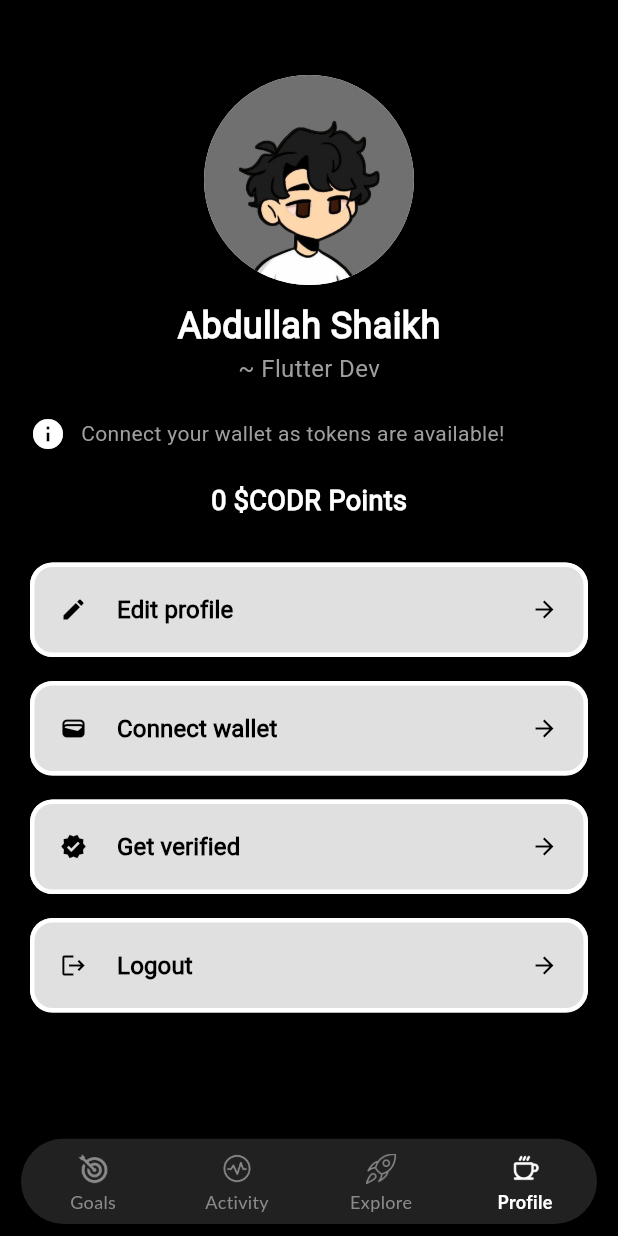
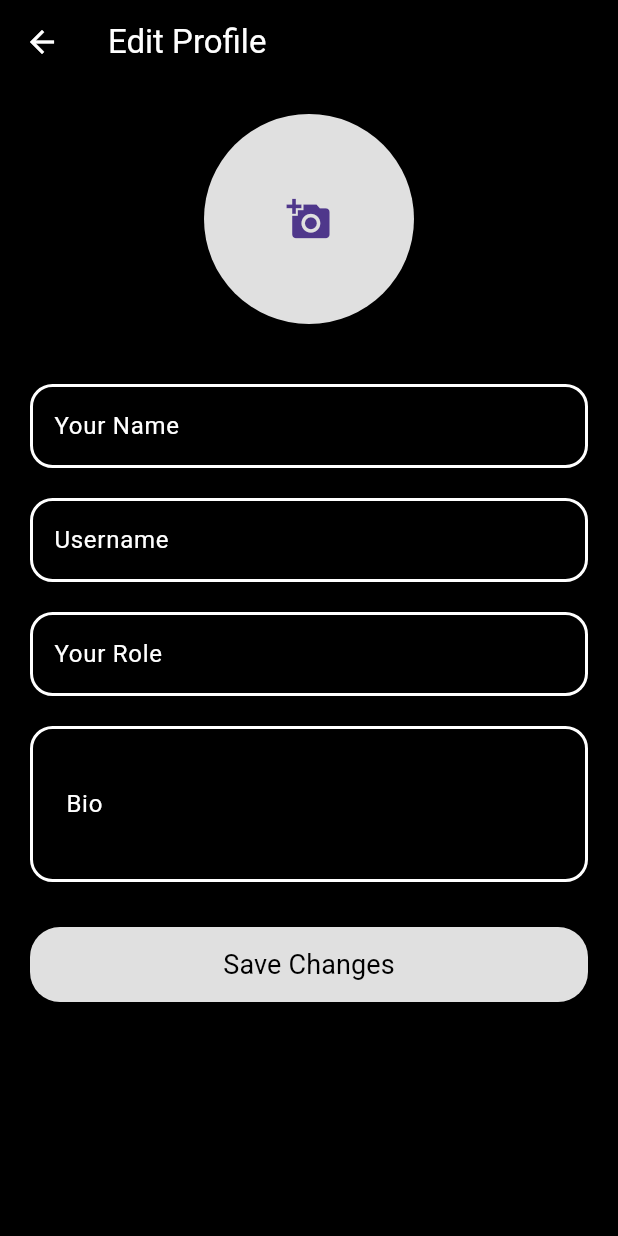
Before and after one commit to infoxrehman/PathForge, a Flutter app: the screen it shows after launch, item 4 of the bottom bar chosen, after a tap on "Edit profile", on a phone screen of 412 x 824 dp. Run offline on Flutter 3.47's test engine with Material 3 defaults, Android fonts, the phone set to English and light mode, and no system bars; our stand-ins replace image_picker, smooth_page_indicator; Roboto replaces fonts that are missing (Lato).

Commit message:
Fixed some folders

```diff
--- /dev/null
+++ b/lib/auth/login.dart
@@ -0,0 +1,29 @@
+import 'package:flutter/material.dart';
+
+class Login extends StatefulWidget {
+  const Login({super.key});
+
+  @override
+  State<Login> createState() => _LoginState();
+}
+
+class _LoginState extends State<Login> {
+  @override
+  Widget build(BuildContext context) {
+    return Scaffold(
+      backgroundColor: Colors.black,
+      appBar: AppBar(
+        backgroundColor: Colors.black,
+        foregroundColor: Colors.white,
+      ),
+      body: Center(
+        child: Text(
+          "Login Screen",
+          style: TextStyle(
+            color: Colors.white,
+          ),
+        ),
+      ),
+    );
+  }
+}
--- a/lib/screens/dash_board.dart
+++ b/lib/screens/dash_board.dart
@@ -51,10 +51,10 @@ class _DashboardState extends State<Dashboard> {
             items: [
               BottomNavigationBarItem(
                 icon: Padding(
-                  padding: const EdgeInsets.all(4.0), // Adjusted padding
+                  padding: const EdgeInsets.all(4.0),
                   child: Image.asset(
-                    "assets/images/goal_icon.png",
-                    width: 20, // Reduced icon size
+                    "assets/icons/goal_icon.png",
+                    width: 20,
                     height: 20,
                     color: _selectedIndex == 0
                         ? Colors.white
@@ -67,7 +67,7 @@ class _DashboardState extends State<Dashboard> {
                 icon: Padding(
                   padding: const EdgeInsets.all(4.0),
                   child: Image.asset(
-                    "assets/images/activity.png",
+                    "assets/icons/activity.png",
                     width: 20,
                     height: 20,
                     color: _selectedIndex == 1
@@ -81,7 +81,7 @@ class _DashboardState extends State<Dashboard> {
                 icon: Padding(
                   padding: const EdgeInsets.all(4.0),
                   child: Image.asset(
-                    "assets/images/performance_icon.png",
+                    "assets/icons/performance_icon.png",
                     width: 20,
                     height: 20,
                     color: _selectedIndex == 2
@@ -95,7 +95,7 @@ class _DashboardState extends State<Dashboard> {
                 icon: Padding(
                   padding: const EdgeInsets.all(4.0),
                   child: Image.asset(
-                    "assets/images/profile-1.png",
+                    "assets/icons/coffee-icon.png",
                     width: 20,
                     height: 20,
                     color: _selectedIndex == 3
--- a/lib/screens/explore_screen.dart
+++ b/lib/screens/explore_screen.dart
@@ -14,11 +14,16 @@ class _ExploreScreenState extends State<ExploreScreen> {
       backgroundColor: Colors.black,
       body: Column(
         children: [
-          Image.asset(
-            "assets/images/route.png",
-            fit: BoxFit.cover,
-            height: 300,
-            width: 400,
+          Container(
+            child: Card(
+              color: Colors.grey.shade300,
+              child: Image.asset(
+                "assets/images/productive.png",
+                fit: BoxFit.cover,
+                height: 300,
+                width: 400,
+              ),
+            ),
           ),
         ],
       ),
--- /dev/null
+++ b/lib/screens/profile_editing_screen.dart
@@ -0,0 +1,180 @@
+import 'dart:io';
+import 'package:flutter/material.dart';
+import 'package:image_picker/image_picker.dart';
+
+class ProfileEditingScreen extends StatefulWidget {
+  const ProfileEditingScreen({super.key});
+
+  @override
+  State<ProfileEditingScreen> createState() => _ProfileEditingScreenState();
+}
+
+class _ProfileEditingScreenState extends State<ProfileEditingScreen> {
+  File? _avatarImage;
+  final TextEditingController _usernameController = TextEditingController();
+  final TextEditingController _nameController = TextEditingController();
+  final TextEditingController _roleController = TextEditingController();
+  final TextEditingController _bioController = TextEditingController();
+
+  Future<void> pickImage() async {
+    final ImagePicker picker = ImagePicker();
+    final XFile? pickedFile =
+        await picker.pickImage(source: ImageSource.gallery);
+    if (pickedFile == null) {
+      print("No image selected");
+      return;
+    }
+    setState(() {
+      _avatarImage = File(pickedFile.path);
+    });
+  }
+
+  void saveProfile() {
+    final updatedProfile = {
+      'username': _usernameController.text.isNotEmpty
+          ? _usernameController.text
+          : 'Abdullah Shaikh',
+      'role': _roleController.text.isNotEmpty
+          ? _roleController.text
+          : '~ Flutter Dev',
+      'avatarUrl': _avatarImage != null
+          ? _avatarImage!.path
+          : "assets/images/download.jpeg",
+    };
+
+    // Pass the updated profile data back to the Profile screen
+    Navigator.pop(context, updatedProfile);
+  }
+
+  @override
+  void dispose() {
+    _usernameController.dispose();
+    _nameController.dispose();
+    _roleController.dispose();
+    _bioController.dispose();
+    super.dispose();
+  }
+
+  @override
+  Widget build(BuildContext context) {
+    return Scaffold(
+      backgroundColor: Colors.black,
+      appBar: AppBar(
+        title: const Text('Edit Profile'),
+        backgroundColor: Colors.black,
+        foregroundColor: Colors.white,
+      ),
+      body: SingleChildScrollView(
+        child: Padding(
+          padding: const EdgeInsets.all(20.0),
+          child: Column(
+            crossAxisAlignment: CrossAxisAlignment.center,
+            children: [
+              GestureDetector(
+                onTap: pickImage,
+                child: CircleAvatar(
+                  radius: 70,
+                  backgroundColor: Colors.grey[300],
+                  backgroundImage:
+                      _avatarImage != null ? FileImage(_avatarImage!) : null,
+                  child: _avatarImage == null
+                      ? const Icon(Icons.add_a_photo, size: 30)
+                      : null,
+                ),
+              ),
+              const SizedBox(height: 40),
+              TextField(
+                controller: _nameController,
+                style: const TextStyle(color: Colors.white),
+                decoration: InputDecoration(
+                  labelText: 'Your Name',
+                  labelStyle: const TextStyle(color: Colors.white),
+                  enabledBorder: OutlineInputBorder(
+                    borderSide: const BorderSide(color: Colors.white, width: 2),
+                    borderRadius: BorderRadius.circular(15),
+                  ),
+                  focusedBorder: OutlineInputBorder(
+                    borderSide: const BorderSide(color: Colors.white, width: 2),
+                    borderRadius: BorderRadius.circular(15),
+                  ),
+                ),
+              ),
+              const SizedBox(height: 20),
+              TextField(
+                controller: _usernameController,
+                style: const TextStyle(color: Colors.white),
+                decoration: InputDecoration(
+                  labelText: 'Username',
+                  labelStyle: const TextStyle(color: Colors.white),
+                  enabledBorder: OutlineInputBorder(
+                    borderSide: const BorderSide(color: Colors.white, width: 2),
+                    borderRadius: BorderRadius.circular(15),
+                  ),
+                  focusedBorder: OutlineInputBorder(
+                    borderSide: const BorderSide(color: Colors.white, width: 2),
+                    borderRadius: BorderRadius.circular(15),
+                  ),
+                ),
+              ),
+              const SizedBox(height: 20),
+              TextField(
+                controller: _roleController,
+                style: const TextStyle(color: Colors.white),
+                decoration: InputDecoration(
+                  labelText: 'Your Role',
+                  labelStyle: const TextStyle(color: Colors.white),
+                  enabledBorder: OutlineInputBorder(
+                    borderSide: const BorderSide(color: Colors.white, width: 2),
+                    borderRadius: BorderRadius.circular(15),
+                  ),
+                  focusedBorder: OutlineInputBorder(
+                    borderSide: const BorderSide(color: Colors.white, width: 2),
+                    borderRadius: BorderRadius.circular(15),
+                  ),
+                ),
+              ),
+              const SizedBox(height: 20),
+              TextField(
+                controller: _bioController,
+                style: const TextStyle(color: Colors.white),
+                maxLines: 3,
+                minLines: 1,
+                decoration: InputDecoration(
+                  labelText: 'Bio',
+                  labelStyle: const TextStyle(color: Colors.white),
+                  contentPadding: const EdgeInsets.symmetric(
+                    vertical: 40,
+                    horizontal: 20,
+                  ),
+                  enabledBorder: OutlineInputBorder(
+                    borderSide: const BorderSide(color: Colors.white, width: 2),
+                    borderRadius: BorderRadius.circular(15),
+                  ),
+                  focusedBorder: OutlineInputBorder(
+                    borderSide: const BorderSide(color: Colors.white, width: 2),
+                    borderRadius: BorderRadius.circular(15),
+                  ),
+                ),
+              ),
+              const SizedBox(height: 30),
+              ElevatedButton(
+                onPressed: saveProfile,
+                style: ElevatedButton.styleFrom(
+                  backgroundColor: Colors.grey.shade300,
+                  shape: RoundedRectangleBorder(
+                    borderRadius: BorderRadius.circular(20),
+                  ),
+                  minimumSize: const Size(double.infinity, 50),
+                ),
+                child: const Text(
+                  'Save Changes',
+                  style: TextStyle(color: Colors.black, fontSize: 18),
+                ),
+              ),
+            ],
+          ),
+        ),
+      ),
+    );
+  }
+}
--- a/lib/screens/profile_screen.dart
+++ b/lib/screens/profile_screen.dart
@@ -1,12 +1,37 @@
 import 'package:flutter/material.dart';
+import 'package:path_forge/auth/login.dart';
 import 'package:path_forge/widgets/profile_button.dart';
+import 'profile_editing_screen.dart';
 
-class ProfileScreen extends StatelessWidget {
+class ProfileScreen extends StatefulWidget {
   const ProfileScreen({super.key});
 
-  void editProfile() {
-    print("Edit profile button clicked!");
-    // Add your functionality here
+  @override
+  State<ProfileScreen> createState() => _ProfileScreenState();
+}
+
+class _ProfileScreenState extends State<ProfileScreen> {
+  String username = 'Abdullah Shaikh'; // Default name
+  String role = '~ Flutter Dev'; // Default role
+  String avatarUrl = "assets/images/download.jpeg"; // Default avatar
+
+  void editProfile(BuildContext context) async {
+    // Await the updated profile data from the editing screen
+    final updatedProfile = await Navigator.push(
+      context,
+      MaterialPageRoute(
+        builder: (context) => const ProfileEditingScreen(),
+      ),
+    );
+
+    // If data is returned, update the profile
+    if (updatedProfile != null) {
+      setState(() {
+        username = updatedProfile['username'] ?? username;
+        role = updatedProfile['role'] ?? role;
+        avatarUrl = updatedProfile['avatarUrl'] ?? avatarUrl;
+      });
+    }
   }
 
   void connectWallet() {
@@ -20,8 +45,12 @@ class ProfileScreen extends StatelessWidget {
   }
 
   void logout() {
-    print("Logout button clicked!");
-    // Add your functionality here
+    Navigator.push(
+      context,
+      MaterialPageRoute(
+        builder: (context) => Login(),
+      ),
+    );
   }
 
   @override
@@ -29,90 +58,63 @@ class ProfileScreen extends StatelessWidget {
     return Scaffold(
       backgroundColor: Colors.black,
       body: SingleChildScrollView(
+        child: Center(
           child: Padding(
-          padding: const EdgeInsets.symmetric(horizontal: 20.0, vertical: 50.0),
+            padding: const EdgeInsets.symmetric(
+              horizontal: 20.0,
+              vertical: 50.0,
+            ),
             child: Column(
+              mainAxisSize: MainAxisSize.min,
               crossAxisAlignment: CrossAxisAlignment.center,
               children: [
                 CircleAvatar(
                   radius: 70,
-                backgroundColor:
-                    Colors.white, // White background behind the image
+                  backgroundColor: Colors.white,
                   child: ClipOval(
-                  // Ensures the image is cropped properly within the CircleAvatar
                     child: Image.asset(
-                    "assets/images/download.jpeg",
-                    fit: BoxFit
-                        .cover, // Ensures the image covers the available area
-                    height: 140, // Match the height to double the radius
-                    width: 140, // Match the width to double the radius
+                      avatarUrl,
+                      fit: BoxFit.cover,
+                      height: 140,
+                      width: 140,
                     ),
                   ),
                 ),
-              SizedBox(height: 10),
+                const SizedBox(height: 20),
                 Text(
-                'Abdullah Shaikh',
-                style: TextStyle(
+                  username,
+                  style: const TextStyle(
                     color: Colors.white,
                     fontSize: 24,
                     fontWeight: FontWeight.bold,
                   ),
                 ),
                 Text(
-                '~ Flutter Dev',
-                style: TextStyle(
+                  role,
+                  style: const TextStyle(
                     color: Colors.grey,
                     fontSize: 16,
                   ),
                 ),
-              SizedBox(height: 20),
-              Row(
-                mainAxisAlignment: MainAxisAlignment.center,
-                crossAxisAlignment:
-                    CrossAxisAlignment.center, // Align content vertically
-                children: [
-                  Icon(
-                    Icons.info,
-                    color: Colors.white,
-                  ),
-                  SizedBox(width: 10),
-                  Expanded(
-                    // Ensures text wraps properly if it’s long
-                    child: Text(
-                      'Connect your wallet as tokens are available!',
-                      style: TextStyle(
-                        color: Colors.grey,
-                        fontSize: 14,
-                      ),
-                    ),
-                  ),
-                ],
-              ),
-              SizedBox(height: 20),
-              Text(
-                '0 \$CODR Points',
-                style: TextStyle(
-                  color: Colors.white,
-                  fontSize: 18,
-                  fontWeight: FontWeight.bold,
-                ),
-              ),
-              SizedBox(height: 20),
+                const SizedBox(height: 30),
                 ProfileButton(
                   label: 'Edit profile',
                   icon: Icons.edit,
-                onPressed: editProfile,
+                  onPressed: () => editProfile(context),
                 ),
+                const SizedBox(height: 5),
                 ProfileButton(
                   label: 'Connect wallet',
                   icon: Icons.wallet,
                   onPressed: connectWallet,
                 ),
+                const SizedBox(height: 5),
                 ProfileButton(
                   label: 'Get verified',
                   icon: Icons.verified,
                   onPressed: getVerified,
                 ),
+                const SizedBox(height: 5),
                 ProfileButton(
                   label: 'Logout',
                   icon: Icons.logout,
@@ -122,6 +124,7 @@ class ProfileScreen extends StatelessWidget {
             ),
           ),
         ),
+      ),
     );
   }
 }
--- a/lib/screens/progress_screen.dart
+++ b/lib/screens/progress_screen.dart
@@ -33,7 +33,6 @@ class _ProgressScreenState extends State<ProgressScreen> {
                   padding: const EdgeInsets.all(16.0),
                   child: Row(
                     children: [
-                      // Profile Picture
                       CircleAvatar(
                         radius: 50,
                         backgroundImage: AssetImage(
@@ -42,6 +41,7 @@ class _ProgressScreenState extends State<ProgressScreen> {
                         backgroundColor: Colors.transparent,
                       ),
                       SizedBox(width: 20),
+
                       // Profile Info
                       Column(
                         crossAxisAlignment: CrossAxisAlignment.start,
--- a/lib/widgets/profile_button.dart
+++ b/lib/widgets/profile_button.dart
@@ -48,7 +48,7 @@ class ProfileButton extends StatelessWidget {
                 fontWeight: FontWeight.bold,
               ),
             ),
-            const Spacer(), // Pushes the arrow icon to the end
+            const Spacer(),
             Icon(
               Icons.arrow_forward,
               color: Colors.black,
--- a/pubspec.yaml
+++ b/pubspec.yaml
@@ -42,6 +42,8 @@ dependencies:
   smooth_page_indicator: ^1.2.0+3
   gif: ^2.3.0
   flutter_animate: ^4.5.2
+  image_picker: ^1.1.2
+  permission_handler: ^11.3.1
 
 dev_dependencies:
   flutter_test:
@@ -69,6 +71,8 @@ flutter:
   assets:
     - assets/images/
     - assets/gif/
+    - assets/icons/goal_icon.png
+    - assets/icons/
 
   # An image asset can refer to one or more resolution-specific "variants", see
   # https://flutter.dev/to/resolution-aware-images
```
Also changed, not shown: assets/icons/activity.png (renamed from assets/images/activity.png), assets/icons/bot.png (renamed from assets/images/bot.png), assets/icons/coffee-icon.png (renamed from assets/images/profile-1.png), assets/icons/goal_icon.png (renamed from assets/images/goal_icon.png), assets/icons/nav_home.png (renamed from assets/images/nav_home.png), assets/icons/performance_icon.png (renamed from assets/images/performance_icon.png), assets/icons/route-removebg-preview.png (renamed from assets/images/route-removebg-preview.png), assets/images/productive.png (added), pubspec.lock, 6 other files. Lines whose indentation alone changed are shown as unchanged.
